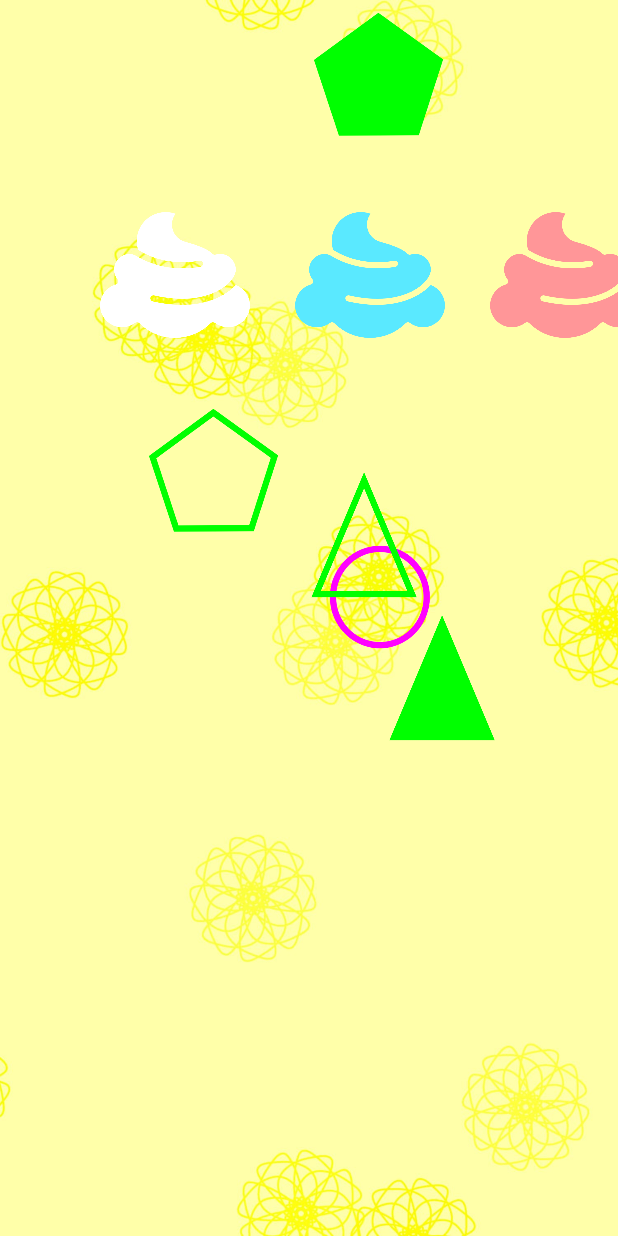
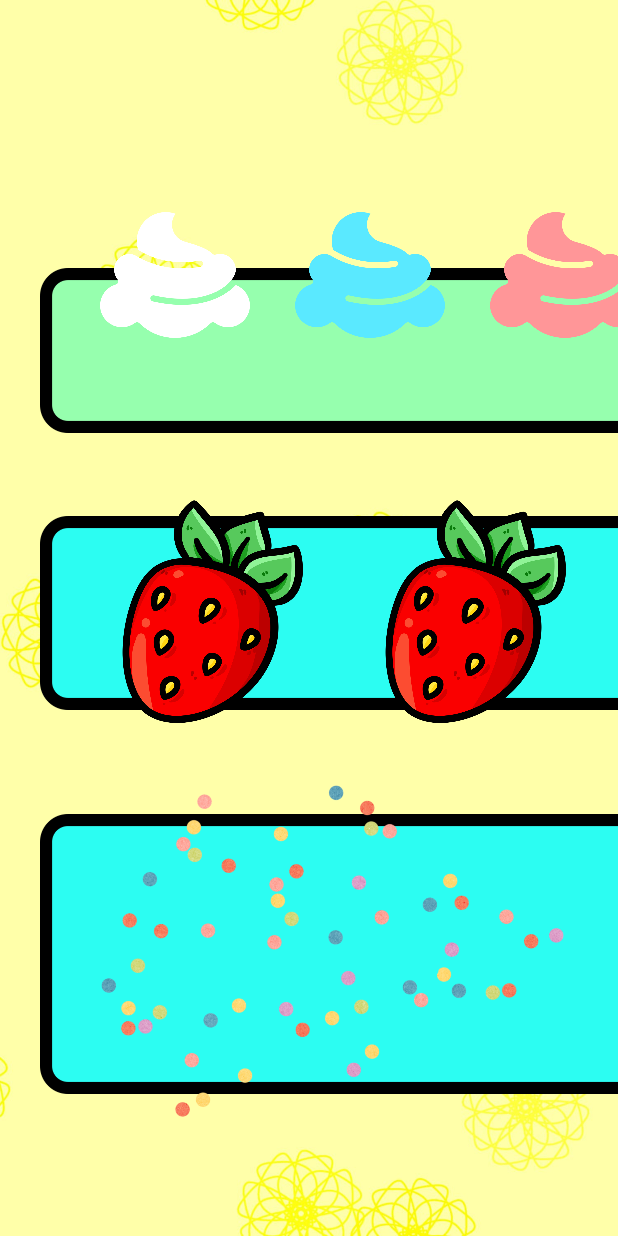
Before and after one commit to Rockking01/NuevoAmanecer, an Android app built with Jetpack Compose: the screen it shows after launch (MainActivity), on a phone screen of 412 x 824 dp. Run offline under Robolectric (Android 15) with nearby library versions, the phone set to English and light mode, and no system bars.

Commit message:
maker completo

```diff
--- a/app/src/main/java/com/example/dragtest/MainActivity.kt
+++ b/app/src/main/java/com/example/dragtest/MainActivity.kt
@@ -80,14 +80,20 @@ class MainActivity : ComponentActivity() {
                         var offsetY2 by remember { mutableStateOf(226f) }
                         var offsetX3 by remember { mutableStateOf(100f) }
                         var offsetY3 by remember { mutableStateOf(200f) }
-                        var offsetX4 by remember { mutableStateOf(Random.nextFloat() * maxX.value) }
-                        var offsetY4 by remember { mutableStateOf(Random.nextFloat() * maxY.value) }
-                        var offsetX5 by remember { mutableStateOf(Random.nextFloat() * maxX.value) }
-                        var offsetY5 by remember { mutableStateOf(Random.nextFloat() * maxY.value) }
-                        var offsetX6 by remember { mutableStateOf(Random.nextFloat() * maxX.value) }
-                        var offsetY6 by remember { mutableStateOf(Random.nextFloat() * maxY.value) }
-                        var offsetX7 by remember { mutableStateOf(Random.nextFloat() * maxX.value) }
-                        var offsetY7 by remember { mutableStateOf(Random.nextFloat() * maxY.value) }
+                        var offsetX4 by remember { mutableStateOf(100f) }
+                        var offsetY4 by remember { mutableStateOf(500f) }
+                        var offsetX4_1 by remember { mutableStateOf(100f) }
+                        var offsetY4_1 by remember { mutableStateOf(500f) }
+                        var offsetX4_2 by remember { mutableStateOf(100f) }
+                        var offsetY4_2 by remember { mutableStateOf(500f) }
+                        var sprinklesX by remember { mutableStateOf(100f) }
+                        var sprinklesY by remember { mutableStateOf(500f) }
+                        var cerezaX by remember { mutableStateOf(100f) }
+                        var cerezaY by remember { mutableStateOf(500f) }
+                        var offsetX5 by remember { mutableStateOf(100f) }
+                        var offsetY5 by remember { mutableStateOf(500f) }
+                        var offsetX6 by remember { mutableStateOf(100f) }
+                        var offsetY6 by remember { mutableStateOf(500f) }
                         var offsetX8 by remember { mutableStateOf(Random.nextFloat() * maxX.value) }
                         var offsetY8 by remember { mutableStateOf(Random.nextFloat() * maxY.value) }
                         val frost: Painter = painterResource(id = R.drawable.frost)
@@ -100,11 +106,12 @@ class MainActivity : ComponentActivity() {
                         val azul: Painter = painterResource(id = R.drawable.azul)
                         val rosa: Painter = painterResource(id = R.drawable.rosa)
                         val mora: Painter = painterResource(id = R.drawable.morado)
-                        val image4: Painter = painterResource(id = R.drawable.circulo_contorno)
-                        val image5: Painter = painterResource(id = R.drawable.pentagono_relleno)
-                        val image6: Painter = painterResource(id = R.drawable.pentagono_contorno)
-                        val image7: Painter = painterResource(id = R.drawable.tirangulo_relleno)
-                        val image8: Painter = painterResource(id = R.drawable.triangulo_contorno)
+                        val sprinkles: Painter = painterResource(id = R.drawable.sprinkles)
+                        val cereza: Painter = painterResource(id = R.drawable.cereza)
+                        val fresa: Painter = painterResource(id = R.drawable.fresa)
+                        val fondofresa: Painter = painterResource(id = R.drawable.fondofresa)
+                        val fondosprinkles: Painter = painterResource(id = R.drawable.fondosprinkles)
+                        val fondofrost: Painter = painterResource(id = R.drawable.fondofrost)
                         var snapped1to2 by remember { mutableStateOf(false) }
                         var snapped3to4 by remember { mutableStateOf(false) }
                         var snapped5to6 by remember { mutableStateOf(false) }
@@ -135,6 +142,14 @@ class MainActivity : ComponentActivity() {
                         )
 
                         Image(
+                            painter = fondofrost,
+                            contentDescription = null,
+                            modifier = Modifier
+                                .offset(((offsetX4_2 / d.density)-40).dp, ((offsetY4_2 / d.density)-385).dp)
+                                .size(570.dp)
+                        )
+
+                        Image(
                             painter = botonBlanco,
                             contentDescription = null,
                             modifier = Modifier
@@ -148,7 +163,6 @@ class MainActivity : ComponentActivity() {
                                 }
 
                         )
-
                         Image(
                             painter = blanco,
                             contentDescription = null,
@@ -171,7 +185,6 @@ class MainActivity : ComponentActivity() {
                                 }
 
                         )
-
                         Image(
                             painter = azul,
                             contentDescription = null,
@@ -194,7 +207,6 @@ class MainActivity : ComponentActivity() {
                                 }
 
                         )
-
                         Image(
                             painter = rosa,
                             contentDescription = null,
@@ -217,6 +229,13 @@ class MainActivity : ComponentActivity() {
                                 }
 
                         )
+                        Image(
+                            painter = mora,
+                            contentDescription = null,
+                            modifier = Modifier
+                                .offset(if (visMora) (offsetX2/d.density).dp else (-1000).dp, (offsetY2/d.density).dp)
+                                .size(430.dp)
+                        )
 
                         Image(
                             painter = mora,
@@ -227,100 +246,96 @@ class MainActivity : ComponentActivity() {
                         )
 
                         Image(
-                            painter = image4,
+                            painter = fondofresa,
                             contentDescription = null,
                             modifier = Modifier
-                                .offset((offsetX4 / d.density).dp, (offsetY4 / d.density).dp)
-                                .size(100.dp)
+                                .offset(((offsetX4_1 / d.density)-40).dp, ((offsetY4_1 / d.density)-210).dp)
+                                .size(570.dp)
+                        )
+
+                        Image(
+                            painter = fondosprinkles,
+                            contentDescription = null,
+                            modifier = Modifier
+                                .offset(((offsetX4_1 / d.density)-40).dp, ((offsetY4_1 / d.density)+17).dp)
+                                .size(570.dp)
+                        )
+
+                        Image(
+                            painter = sprinkles,
+                            contentDescription = null,
+                            modifier = Modifier
+                                .offset(((sprinklesX / d.density)).dp, ((sprinklesY / d.density)+145).dp)
+                                .size(310.dp)
+                                .pointerInput(Unit) {
+                                    detectDragGestures { change, dragAmount ->
+                                        change.consumeAllChanges()
+                                        sprinklesX += dragAmount.x
+                                        sprinklesY += dragAmount.y
+                                    }
+                                }
+                        )
+
+                        Image(
+                            painter = cereza,
+                            contentDescription = null,
+                            modifier = Modifier
+                                .offset(((cerezaX / d.density)+350).dp, ((cerezaY / d.density)+230).dp)
+                                .size(150.dp)
+                                .pointerInput(Unit) {
+                                    detectDragGestures { change, dragAmount ->
+                                        change.consumeAllChanges()
+                                        cerezaX += dragAmount.x
+                                        cerezaY += dragAmount.y
+                                    }
+                                }
+                        )
+
+                        Image(
+                            painter = fresa,
+                            contentDescription = null,
+                            modifier = Modifier
+                                .offset(((offsetX4 / d.density)+175).dp, (offsetY4 / d.density).dp)
+                                .size(150.dp)
                                 .pointerInput(Unit) {
                                     detectDragGestures { change, dragAmount ->
                                         change.consumeAllChanges()
                                         offsetX4 += dragAmount.x
                                         offsetY4 += dragAmount.y
-                                        if (abs(offsetX4 - offsetX3) < snapDistance && abs(offsetY4 - offsetY3) < snapDistance) {
-                                            offsetX4 = offsetX3
-                                            offsetY4 = offsetY3
-                                            snapped3to4 = true
-                                        }
                                     }
                                 }
                         )
                         Image(
-                            painter = image5,
+                            painter = fresa,
                             contentDescription = null,
                             modifier = Modifier
-                                .offset((offsetX5 / d.density).dp, (offsetY5 / d.density).dp)
-                                .size(100.dp)
+                                .offset(((offsetX5 / d.density)+350).dp, (offsetY5 / d.density).dp)
+                                .size(150.dp)
                                 .pointerInput(Unit) {
                                     detectDragGestures { change, dragAmount ->
                                         change.consumeAllChanges()
                                         offsetX5 += dragAmount.x
                                         offsetY5 += dragAmount.y
-                                        if (abs(offsetX5 - offsetX6) < snapDistance && abs(offsetY5 - offsetY6) < snapDistance) {
-                                            offsetX5 = offsetX6
-                                            offsetY5 = offsetY6
-                                            snapped5to6 = true
-                                        }
                                     }
                                 }
                         )
                         Image(
-                            painter = image6,
+                            painter = fresa,
                             contentDescription = null,
                             modifier = Modifier
                                 .offset((offsetX6 / d.density).dp, (offsetY6 / d.density).dp)
-                                .size(100.dp)
+                                .size(150.dp)
                                 .pointerInput(Unit) {
                                     detectDragGestures { change, dragAmount ->
                                         change.consumeAllChanges()
                                         offsetX6 += dragAmount.x
                                         offsetY6 += dragAmount.y
-                                        if (abs(offsetX6 - offsetX5) < snapDistance && abs(offsetY6 - offsetY5) < snapDistance) {
-                                            offsetX6 = offsetX5
-                                            offsetY6 = offsetY5
-                                            snapped5to6 = true
-                                        }
                                     }
                                 }
                         )
-                        Image(
-                            painter = image7,
-                            contentDescription = null,
-                            modifier = Modifier
-                                .offset((offsetX7 / d.density).dp, (offsetY7 / d.density).dp)
-                                .size(100.dp)
-                                .pointerInput(Unit) {
-                                    detectDragGestures { change, dragAmount ->
-                                        change.consumeAllChanges()
-                                        offsetX7 += dragAmount.x
-                                        offsetY7 += dragAmount.y
-                                        if (abs(offsetX7 - offsetX8) < snapDistance && abs(offsetY7 - offsetY8) < snapDistance) {
-                                            offsetX7 = offsetX8
-                                            offsetY7 = offsetY8
-                                            snapped7to8 = true
-                                        }
-                                    }
-                                }
-                        )
-                        Image(
-                            painter = image8,
-                            contentDescription = null,
-                            modifier = Modifier
-                                .offset((offsetX8 / d.density).dp, (offsetY8 / d.density).dp)
-                                .size(100.dp)
-                                .pointerInput(Unit) {
-                                    detectDragGestures { change, dragAmount ->
-                                        change.consumeAllChanges()
-                                        offsetX8 += dragAmount.x
-                                        offsetY8 += dragAmount.y
-                                        if (abs(offsetX8 - offsetX7) < snapDistance && abs(offsetY8 - offsetY7) < snapDistance) {
-                                            offsetX8 = offsetX7
-                                            offsetY8 = offsetY7
-                                            snapped7to8 = true
-                                        }
-                                    }
-                                }
-                        )
+
+
+
                         if (snapped1to2 && snapped3to4 && snapped5to6 && snapped7to8) {
                             showWinMessage = true
                             LaunchedEffect(Unit) {
```
Also changed, not shown: app/src/main/res/drawable/cereza.png (added), app/src/main/res/drawable/fondofresa.png (added), app/src/main/res/drawable/fondofresas.png (added), app/src/main/res/drawable/fondofrost.png (added), app/src/main/res/drawable/fondosprinkles.png (added), app/src/main/res/drawable/fresa.png (added), app/src/main/res/drawable/sprinkles.png (added).
